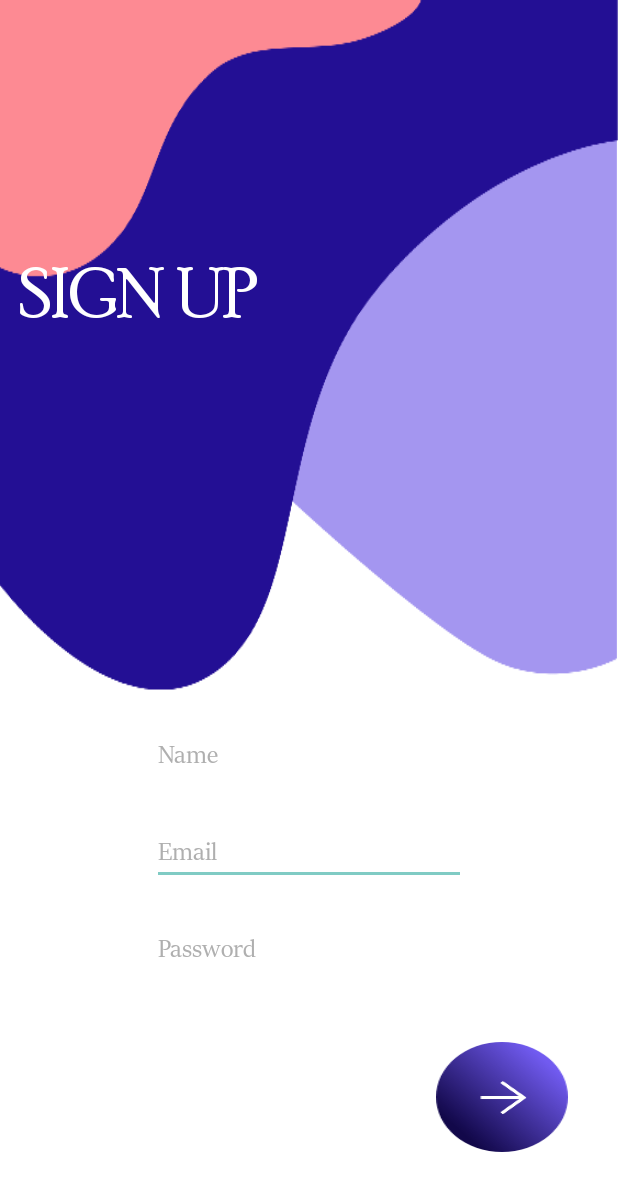
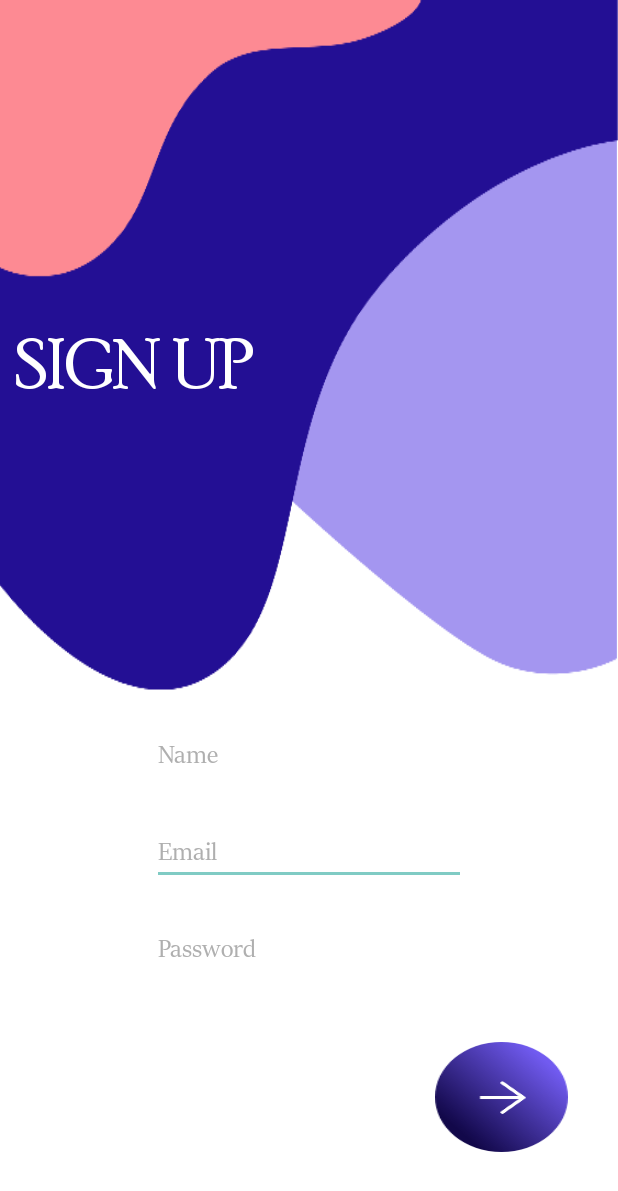
Before and after one commit to RymsLabs/Mathagoras-android, an Android app: the Choice screen opened directly, with no data from a screen before it, after a tap on "SIGN UP", on a phone screen of 412 x 824 dp. Shown: the top 1191 px of the screen. Run offline under Robolectric (Android 15) with nearby library versions, the phone set to English and light mode, and no system bars.

Commit message:
Implemented Signup

```diff
--- a/app/src/main/java/com/ryms/mathagoras/Choice.java
+++ b/app/src/main/java/com/ryms/mathagoras/Choice.java
@@ -37,7 +37,7 @@ public class Choice extends AppCompatActivity {
         startActivity(intent);
     }
     public void openSignActivity(){
-        Intent intent = new Intent(this, SignupActivity.class);
+        Intent intent = new Intent(this, SignUpActivity.class);
         startActivity(intent);
     }
 }
--- a/app/src/main/java/com/ryms/mathagoras/SignupActivity.java
+++ b/app/src/main/java/com/ryms/mathagoras/DashBoard.java
@@ -4,11 +4,11 @@ import androidx.appcompat.app.AppCompatActivity;
 
 import android.os.Bundle;
 
-public class SignupActivity extends AppCompatActivity {
+public class DashBoard extends AppCompatActivity {
 
     @Override
     protected void onCreate(Bundle savedInstanceState) {
         super.onCreate(savedInstanceState);
-        setContentView(R.layout.activity_signup);
+        setContentView(R.layout.activity_dash_board);
     }
 }
--- a/app/src/main/res/layout/activity_signup.xml
+++ b/app/src/main/res/layout/activity_signup.xml
@@ -4,7 +4,7 @@
     xmlns:tools="http://schemas.android.com/tools"
     android:layout_width="match_parent"
     android:layout_height="match_parent"
-    tools:context=".SignupActivity"
+    tools:context=".SignUpActivity"
     android:background="#ffffff">
 
     <ImageView
@@ -13,7 +13,7 @@
         android:layout_height="0dp"
         android:layout_marginBottom="20dp"
         android:scaleType="fitXY"
-        app:layout_constraintBottom_toTopOf="@+id/editTextTextPersonName"
+        app:layout_constraintBottom_toTopOf="@+id/name"
         app:layout_constraintEnd_toEndOf="parent"
         app:layout_constraintHorizontal_bias="1.0"
         app:layout_constraintStart_toStartOf="parent"
@@ -21,7 +21,7 @@
         app:srcCompat="@drawable/loginsignupdesign" />
 
     <EditText
-        android:id="@+id/editTextTextEmailAddress"
+        android:id="@+id/emailSign"
         android:layout_width="0dp"
         android:layout_height="wrap_content"
         android:layout_marginStart="101dp"
@@ -33,12 +33,12 @@
         android:inputType="textEmailAddress"
         android:textColor="#715BF0"
         android:textColorHint="#AFAFAF"
-        app:layout_constraintBottom_toTopOf="@+id/editTextTextPassword"
+        app:layout_constraintBottom_toTopOf="@+id/passSign"
         app:layout_constraintEnd_toEndOf="parent"
         app:layout_constraintStart_toStartOf="parent" />
 
     <EditText
-        android:id="@+id/editTextTextPassword"
+        android:id="@+id/passSign"
         android:layout_width="0dp"
         android:layout_height="wrap_content"
         android:layout_marginStart="101dp"
@@ -56,35 +56,39 @@
 
     <TextView
         android:id="@+id/textView6"
-        android:layout_width="wrap_content"
+        android:layout_width="0dp"
         android:layout_height="wrap_content"
         android:layout_alignParentTop="true"
         android:layout_centerHorizontal="true"
-        android:layout_marginTop="168dp"
+        android:layout_marginStart="10dp"
+        android:layout_marginEnd="10dp"
         android:fontFamily="@font/poor_richard"
         android:text="SIGN UP"
         android:textColor="#FFFFFF"
         android:textSize="47sp"
+        app:layout_constraintBottom_toTopOf="@+id/name"
         app:layout_constraintEnd_toEndOf="parent"
-        app:layout_constraintHorizontal_bias="0.05"
+        app:layout_constraintHorizontal_bias="1.0"
         app:layout_constraintStart_toStartOf="parent"
-        app:layout_constraintTop_toTopOf="parent" />
+        app:layout_constraintTop_toTopOf="parent"
+        app:layout_constraintVertical_bias="0.504" />
 
     <Button
         android:id="@+id/button"
-        android:layout_width="wrap_content"
+        android:layout_width="0dp"
         android:layout_height="wrap_content"
         android:layout_marginStart="290dp"
         android:layout_marginEnd="33dp"
         android:layout_marginBottom="56dp"
         android:background="@drawable/todashboard"
+        android:onClick="signupPressed"
         app:layout_constraintBottom_toBottomOf="parent"
         app:layout_constraintEnd_toEndOf="parent"
         app:layout_constraintHorizontal_bias="1.0"
         app:layout_constraintStart_toStartOf="parent" />
 
     <EditText
-        android:id="@+id/editTextTextPersonName"
+        android:id="@+id/name"
         android:layout_width="0dp"
         android:layout_height="wrap_content"
         android:layout_marginStart="101dp"
@@ -96,7 +100,7 @@
         android:inputType="textPersonName"
         android:textColor="#715BF0"
         android:textColorHint="#AFAFAF"
-        app:layout_constraintBottom_toTopOf="@+id/editTextTextEmailAddress"
+        app:layout_constraintBottom_toTopOf="@+id/emailSign"
         app:layout_constraintEnd_toEndOf="parent"
         app:layout_constraintStart_toStartOf="parent" />
 
```
Also changed, not shown: app/src/main/AndroidManifest.xml (+4 -3 lines), app/src/main/java/com/ryms/mathagoras/LoginActivity.java (+9 -4 lines), app/src/main/java/com/ryms/mathagoras/SignUpActivity.java (added, +80 -0 lines), app/src/main/res/layout/activity_dash_board.xml (added, +10 -0 lines), app/src/main/res/layout/activity_login.xml (+21 -16 lines).
